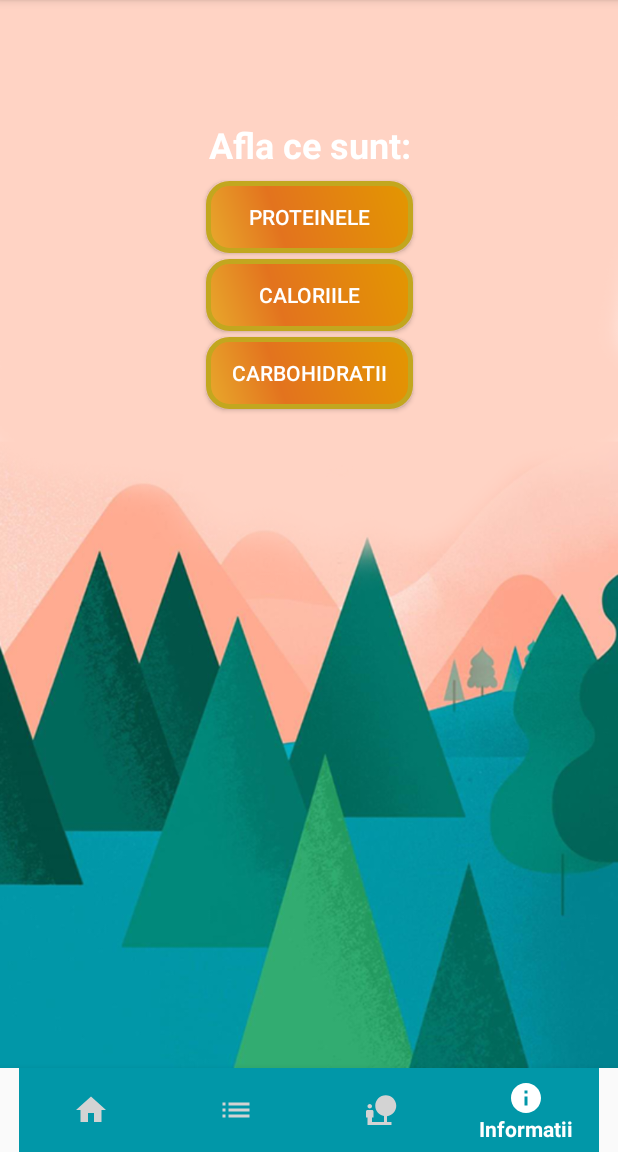
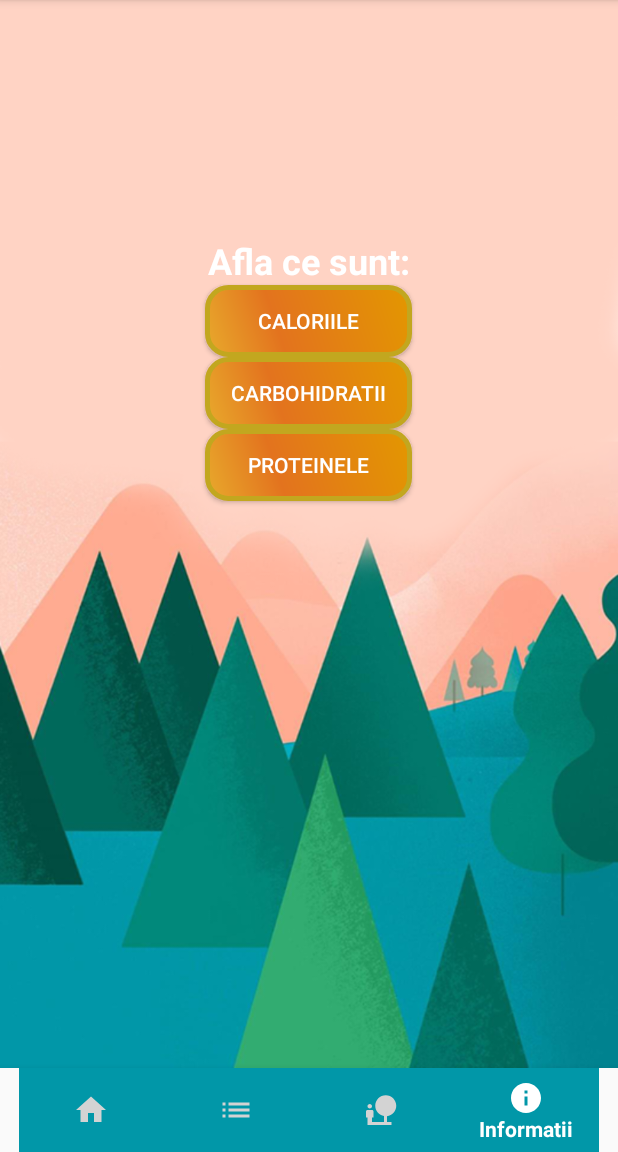
Before and after one commit to CosminIulian/Healthier, an Android app: the screen it shows after launch (MainActivity), item 4 of the bottom bar chosen, on a phone screen of 412 x 824 dp, the part 84-1236 px from its top. Run offline under Robolectric (Android 15) with nearby library versions, the phone set to English and light mode, and no system bars.

Commit message:
Update information_fragment.xml

```diff
--- a/app/src/main/res/layout/information_fragment.xml
+++ b/app/src/main/res/layout/information_fragment.xml
@@ -1,21 +1,19 @@
 <?xml version="1.0" encoding="utf-8"?>
-<android.support.constraint.ConstraintLayout xmlns:android="http://schemas.android.com/apk/res/android"
+<RelativeLayout xmlns:android="http://schemas.android.com/apk/res/android"
     xmlns:app="http://schemas.android.com/apk/res-auto"
     xmlns:tools="http://schemas.android.com/tools"
     android:layout_width="match_parent"
     android:layout_height="match_parent"
     tools:context=".InformationFragment"
-    android:background="@drawable/backgroundinfo">
+    android:background="@drawable/backgroundinfo"
+    android:gravity="center">
 
     <TextView
         android:id="@+id/authorTv"
         android:layout_width="wrap_content"
         android:layout_height="wrap_content"
-        android:layout_marginEnd="8dp"
-        android:layout_marginLeft="8dp"
-        android:layout_marginRight="8dp"
-        android:layout_marginStart="8dp"
-        android:layout_marginTop="80dp"
+        android:layout_above="@+id/caloriiBtn"
+        android:layout_centerHorizontal="true"
         android:gravity="center_horizontal"
         android:text="Afla ce sunt:"
         android:textColor="#FFFFFF"
@@ -30,11 +28,9 @@
         android:id="@+id/proteineBtn"
         android:layout_width="138dp"
         android:layout_height="wrap_content"
-        android:layout_marginEnd="8dp"
-        android:layout_marginLeft="8dp"
-        android:layout_marginRight="8dp"
-        android:layout_marginStart="8dp"
-        android:layout_marginTop="8dp"
+        android:layout_alignParentBottom="true"
+        android:layout_centerHorizontal="true"
+        android:layout_marginBottom="220dp"
         android:background="@drawable/button_style"
         android:text="Proteinele"
         android:textColor="#FFFFFF"
@@ -46,11 +42,8 @@
         android:id="@+id/caloriiBtn"
         android:layout_width="138dp"
         android:layout_height="wrap_content"
-        android:layout_marginEnd="8dp"
-        android:layout_marginLeft="8dp"
-        android:layout_marginRight="8dp"
-        android:layout_marginStart="8dp"
-        android:layout_marginTop="4dp"
+        android:layout_above="@+id/carbohidratiBtn"
+        android:layout_centerHorizontal="true"
         android:background="@drawable/button_style"
         android:text="Caloriile"
         android:textColor="#FFFFFF"
@@ -62,11 +55,8 @@
         android:id="@+id/carbohidratiBtn"
         android:layout_width="138dp"
         android:layout_height="wrap_content"
-        android:layout_marginEnd="8dp"
-        android:layout_marginLeft="8dp"
-        android:layout_marginRight="8dp"
-        android:layout_marginStart="8dp"
-        android:layout_marginTop="4dp"
+        android:layout_above="@+id/proteineBtn"
+        android:layout_centerHorizontal="true"
         android:background="@drawable/button_style"
         android:text="Carbohidratii"
         android:textColor="#FFFFFF"
@@ -74,4 +64,4 @@
         app:layout_constraintStart_toStartOf="parent"
         app:layout_constraintTop_toBottomOf="@+id/caloriiBtn" />
 
-</android.support.constraint.ConstraintLayout>
+</RelativeLayout>
```
